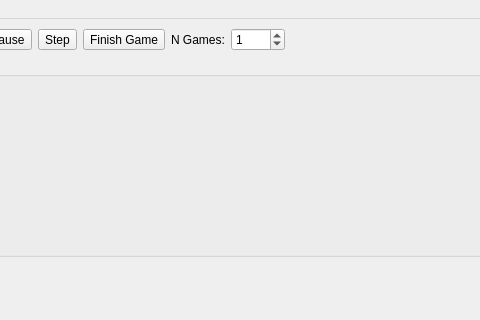
This is blackjackBotMainWindow.ui in Timin8er/BlackjackBot as Qt 5 draws it before an edit; both pictures show x 185 to 665 and y 0 to 320 of the 800 by 1054 pixel window. The edited form follows.
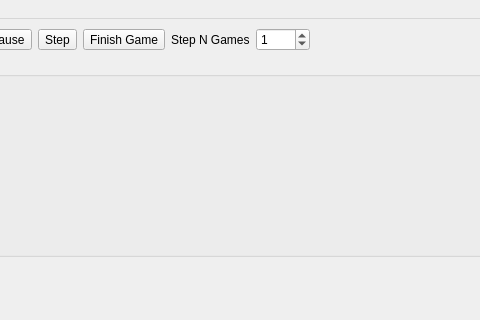
This is the edited form.

Diff of the .ui file:
```diff
--- a/blackjackBotMainWindow.ui
+++ b/blackjackBotMainWindow.ui
@@ -64,7 +64,7 @@
       <item>
        <widget class="QLabel" name="label_2">
         <property name="text">
-         <string>N Games:</string>
+         <string>Step N Games</string>
         </property>
        </widget>
       </item>
```
